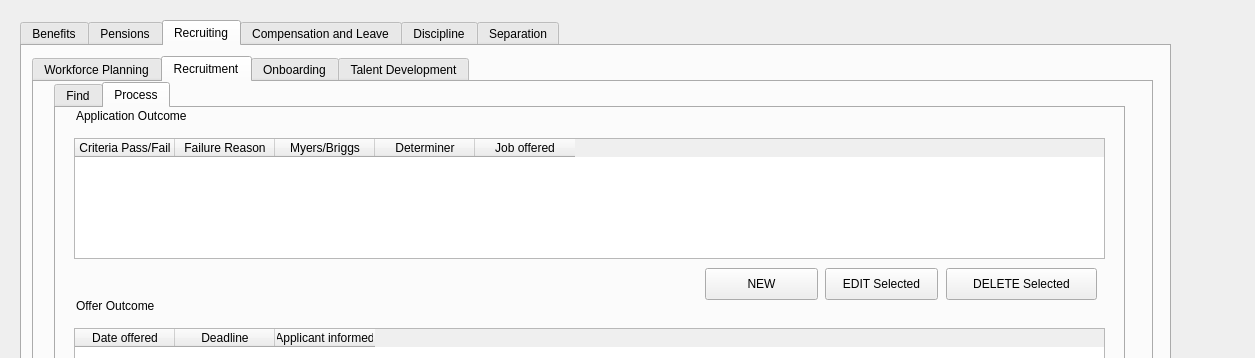
This is hrPortal.ui in i-Technology/HR_Portal as Qt 5 draws it before an edit; both pictures show x 0 to 1255 and y 0 to 358 of the 1255 by 802 pixel window. The edited form follows.
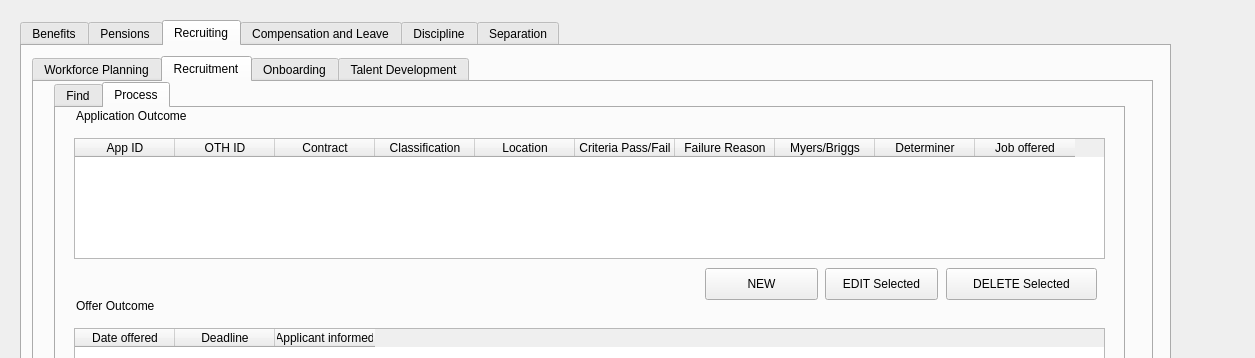
This is the edited form. The open tabs and pages were chosen to show the change.

Patch:
```diff
--- a/hrPortal.ui
+++ b/hrPortal.ui
@@ -468,6 +468,31 @@
           <attribute name="verticalHeaderDefaultSectionSize">
            <number>30</number>
           </attribute>
+          <column>
+           <property name="text">
+            <string>App ID</string>
+           </property>
+          </column>
+          <column>
+           <property name="text">
+            <string>OTH ID</string>
+           </property>
+          </column>
+          <column>
+           <property name="text">
+            <string>Contract</string>
+           </property>
+          </column>
+          <column>
+           <property name="text">
+            <string>Classification</string>
+           </property>
+          </column>
+          <column>
+           <property name="text">
+            <string>Location</string>
+           </property>
+          </column>
           <column>
            <property name="text">
             <string>Criteria Pass/Fail</string>
```
Left out of the diff: 26 changed lines with no effect on the pictures.
